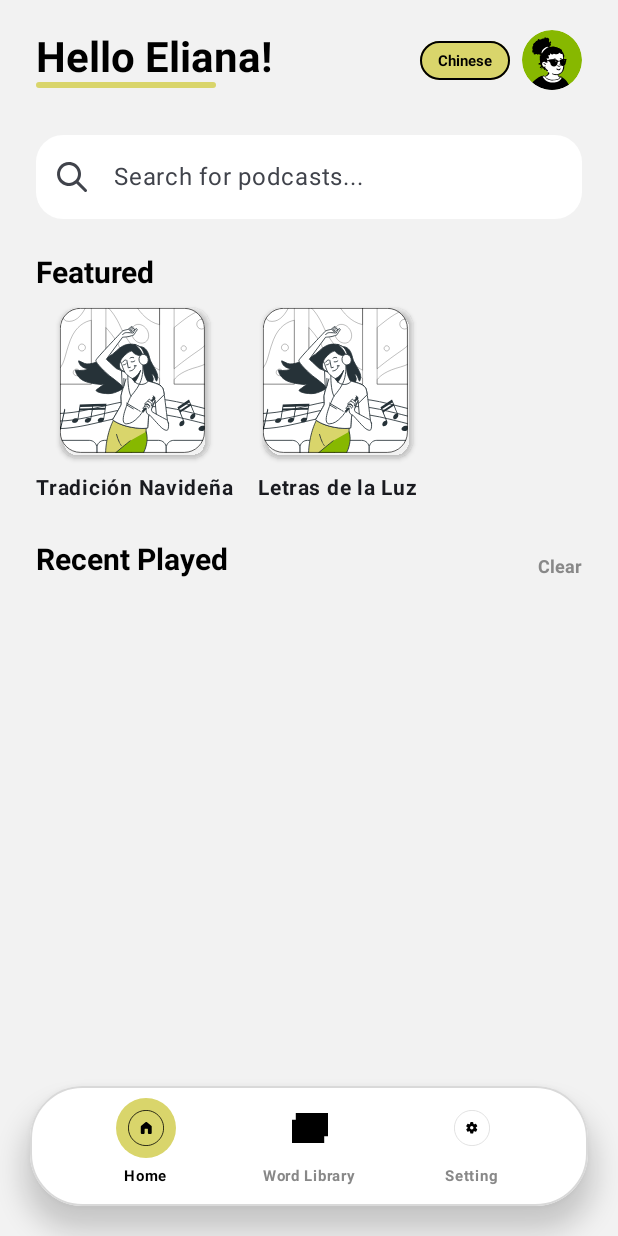
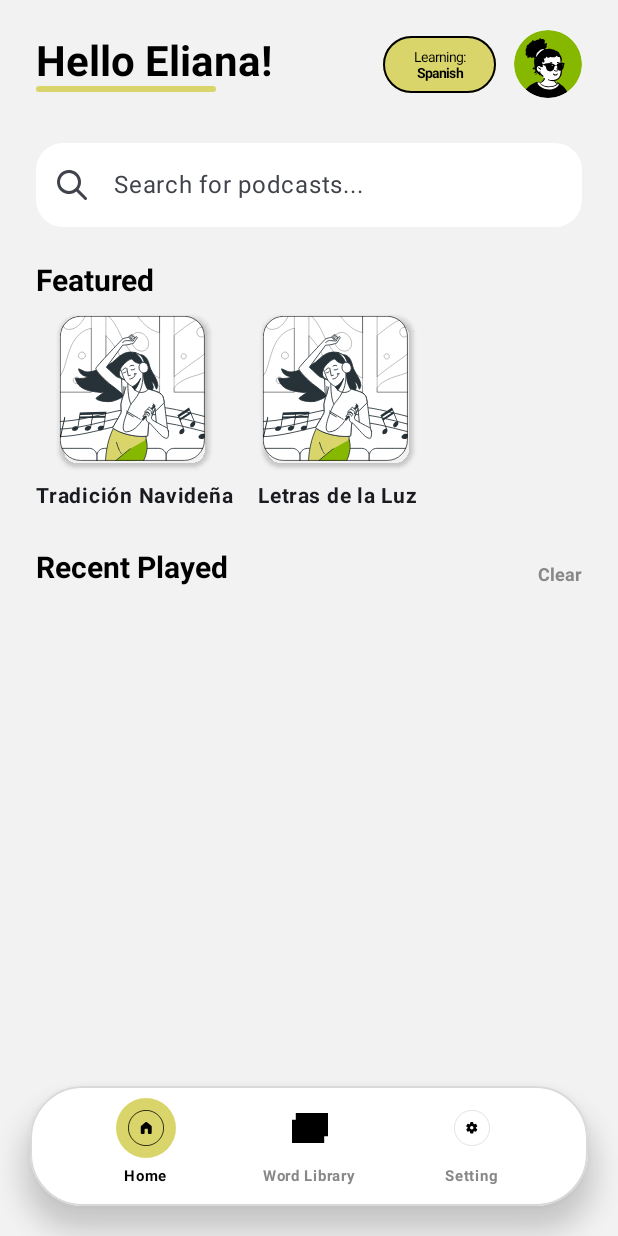
Before and after one commit to landing2/Lingonary_, an Android app built with Jetpack Compose: the MainActivity screen opened directly, with no data from a screen before it, on a phone screen of 412 x 824 dp. Run offline under Robolectric (Android 15) with nearby library versions, the phone set to English and light mode, and no system bars; our stand-ins replace Room's generated code.

Commit message:
Fix: Fix the language badge in HomeScreen.

```diff
--- a/app/src/main/java/com/example/lingonary_/HomeScreen.kt
+++ b/app/src/main/java/com/example/lingonary_/HomeScreen.kt
@@ -5,6 +5,7 @@ import androidx.compose.foundation.background
 import androidx.compose.foundation.border
 import androidx.compose.foundation.clickable
 import androidx.compose.foundation.layout.*
+import androidx.compose.foundation.layout.Arrangement
 import androidx.compose.foundation.lazy.LazyColumn
 import androidx.compose.foundation.lazy.LazyRow
 import androidx.compose.foundation.lazy.items
@@ -83,21 +84,40 @@ fun HomeScreen(
                 Row(verticalAlignment = Alignment.CenterVertically) {
                     Box(
                         modifier = Modifier
-                            .size(width = 60.dp, height = 26.dp)
-                            .background(BadgeYellow, RoundedCornerShape(13.dp))
-                            .border(1.dp, BlackStroke, RoundedCornerShape(13.dp)),
+                            .width(75.dp)
+                            .height(38.dp)
+                            .background(BadgeYellow, RoundedCornerShape(19.dp))
+                            .border(1.dp, BlackStroke, RoundedCornerShape(19.dp)),
                         contentAlignment = Alignment.Center
                     ) {
-                        Text(
-                            text = "Chinese",
-                            style = TextStyle(fontSize = 10.sp, fontWeight = FontWeight.Bold, color = Color.Black)
-                        )
+                        Column(
+                            horizontalAlignment = Alignment.CenterHorizontally,
+                            verticalArrangement = Arrangement.Center,
+                            modifier = Modifier.padding(vertical = 2.dp)
+                        ) {
+                            Text(
+                                text = "Learning:",
+                                style = TextStyle(
+                                    fontSize = 9.sp,
+                                    fontWeight = FontWeight.Normal,
+                                    color = Color.Black
+                                )
+                            )
+                            Text(
+                                text = "Spanish",
+                                style = TextStyle(
+                                    fontSize = 9.sp,
+                                    fontWeight = FontWeight.Bold,
+                                    color = Color.Black
+                                )
+                            )
+                        }
                     }
-                    Spacer(modifier = Modifier.width(8.dp))
+                    Spacer(modifier = Modifier.width(12.dp))
                     Image(
                         painter = painterResource(id = R.drawable.ic_avatar_face),
                         contentDescription = "User",
-                        modifier = Modifier.size(40.dp).clip(CircleShape)
+                        modifier = Modifier.size(45.dp).clip(CircleShape)
                     )
                 }
             }
```
